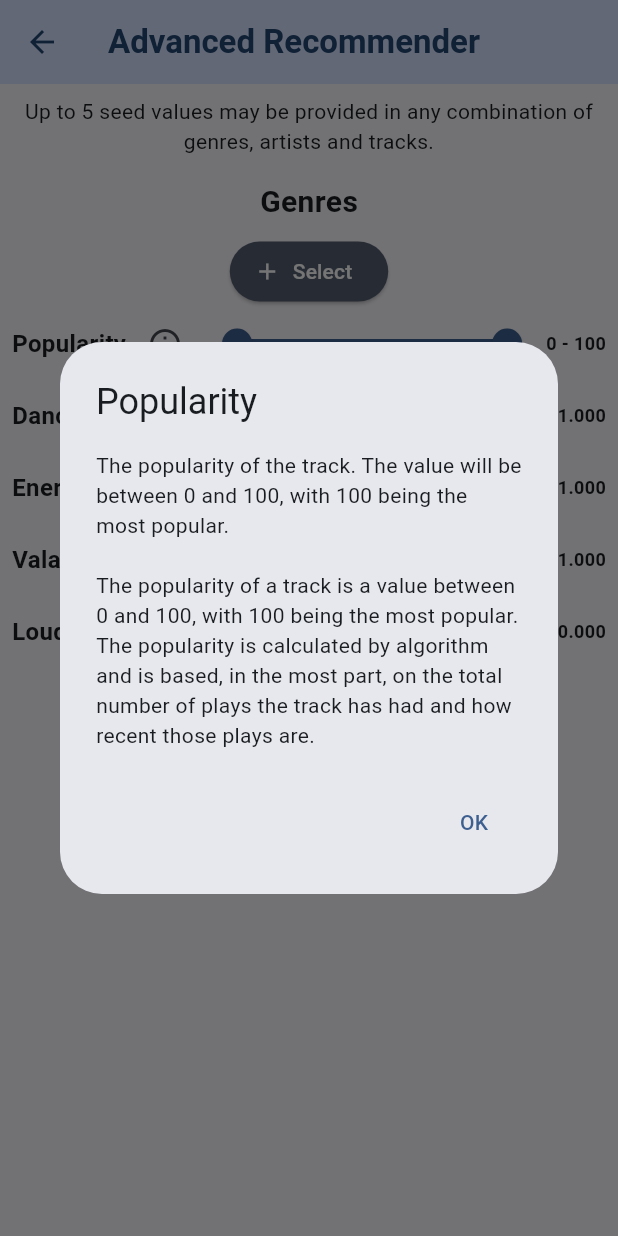
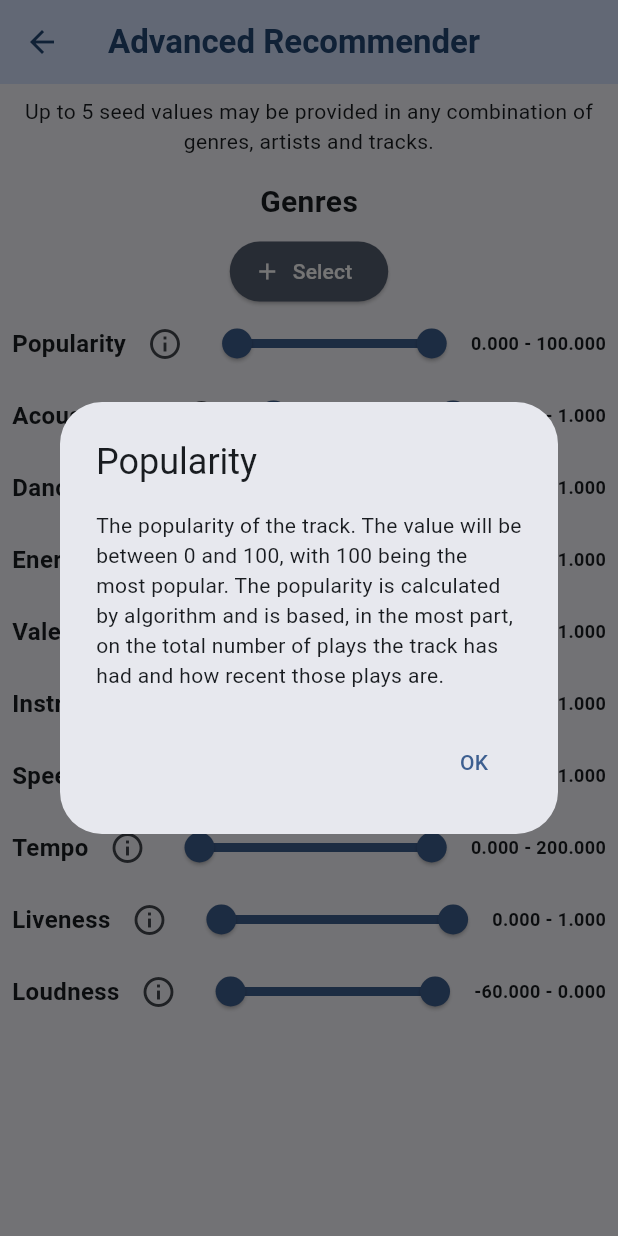
Before and after one commit to Euterpefy/mobile-app, a Flutter app: the AdvancedGenerationScreen screen opened directly, after a tap on the "info outline" icon, on a phone screen of 412 x 824 dp. Run offline on Flutter 3.47's test engine with Material 3 defaults, Android fonts, the phone set to English and light mode, and no system bars; our stand-ins replace audioplayers, flutter_dotenv, flutter_secure_storage, flutter_slidable, flutter_svg, google_nav_bar and 2 more; accounts and stored records are empty.

Commit message:
refactor track recommendation criteria to class Criteria, and added more criteria for advanced track requests

```diff
--- /dev/null
+++ b/lib/views/tracks_generating/advanced_criterias.dart
@@ -0,0 +1,114 @@
+import 'package:flutter/material.dart';
+
+class Criteria {
+  String label;
+  RangeValues values;
+  double min;
+  double max;
+  double? target;
+  int divisions;
+  String? description;
+
+  Criteria({
+    required this.label,
+    required this.values,
+    required this.min,
+    required this.max,
+    required this.divisions,
+    this.target,
+    this.description,
+  });
+}
+
+final trackRequestCriterias = [
+  Criteria(
+    label: 'Popularity',
+    values: const RangeValues(0, 100),
+    min: 0,
+    max: 100,
+    divisions: 100,
+    description:
+        'The popularity of the track. The value will be between 0 and 100, with 100 being the most popular. The popularity is calculated by algorithm and is based, in the most part, on the total number of plays the track has had and how recent those plays are.',
+  ),
+  Criteria(
+    label: 'Acousticness',
+    values: const RangeValues(0, 1),
+    min: 0,
+    max: 1,
+    divisions: 100,
+    description:
+        'A confidence measure from 0.0 to 1.0 of whether the track is acoustic. 1.0 represents high confidence the track is acoustic.',
+  ),
+  Criteria(
+    label: 'Danceability',
+    values: const RangeValues(0, 1),
+    min: 0,
+    max: 1,
+    divisions: 100,
+    description:
+        'Danceability describes how suitable a track is for dancing based on a combination of musical elements including tempo, rhythm stability, beat strength, and overall regularity. A value of 0.0 is least danceable and 1.0 is most danceable.',
+  ),
+  Criteria(
+    label: 'Energy',
+    values: const RangeValues(0, 1),
+    min: 0,
+    max: 1,
+    divisions: 100,
+    description:
+        'Energy is a measure from 0.0 to 1.0 and represents a perceptual measure of intensity and activity. Typically, energetic tracks feel fast, loud, and noisy.',
+  ),
+  Criteria(
+    label: 'Valence',
+    values: const RangeValues(0, 1),
+    min: 0,
+    max: 1,
+    divisions: 100,
+    description:
+        'A measure from 0.0 to 1.0 describing the musical positiveness conveyed by a track. Tracks with high valence sound more positive (e.g., happy, cheerful, euphoric), while tracks with low valence sound more negative (e.g., sad, depressed, angry).',
+  ),
+  Criteria(
+    label: 'Instrumentalness',
+    values: const RangeValues(0, 1),
+    min: 0,
+    max: 1,
+    divisions: 100,
+    description:
+        'Predicts whether a track contains no vocals. “Ooh” and “aah” sounds are treated as instrumental in this context. Rap or spoken word tracks are clearly “vocal”. The closer the instrumentalness value is to 1.0, the greater likelihood the track contains no vocal content.',
+  ),
+  Criteria(
+    label: 'Speechiness',
+    values: const RangeValues(0, 1),
+    min: 0,
+    max: 1,
+    divisions: 100,
+    description:
+        'Speechiness detects the presence of spoken words in a track. The more exclusively speech-like the recording (e.g., talk show, audio book, poetry), the closer to 1.0 the attribute value. Values above 0.66 describe tracks that are probably made entirely of spoken words.',
+  ),
+  Criteria(
+    label: 'Tempo',
+    values: const RangeValues(0, 200),
+    min: 0,
+    max: 200,
+    divisions: 200,
+    description:
+        'The overall estimated tempo of a track in beats per minute (BPM). In musical terminology, tempo is the speed or pace of a given piece and derives directly from the average beat duration.',
+  ),
+  Criteria(
+    label: 'Liveness',
+    values: const RangeValues(0, 1),
+    min: 0,
+    max: 1,
+    divisions: 100,
+    description:
+        'Detects the presence of an audience in the recording. Higher liveness values represent an increased probability that the track was performed live. A value above 0.8 provides strong likelihood that the track is live.',
+  ),
+  Criteria(
+    label: 'Loudness',
+    values: const RangeValues(-60, 0),
+    min: -60,
+    max: 0,
+    divisions: 120,
+    description:
+        'The overall loudness of a track in decibels (dB). Loudness values are averaged across the entire track and are useful for comparing relative loudness of tracks. Loudness is the quality of a sound that is the primary psychological correlate of physical strength (amplitude).',
+  ),
+];
--- a/lib/views/tracks_generating/advanced_generator.dart
+++ b/lib/views/tracks_generating/advanced_generator.dart
@@ -1,6 +1,7 @@
 import 'package:euterpefy/models/artists.dart';
 import 'package:euterpefy/models/tracks_request.dart';
 import 'package:euterpefy/utils/styles/buttons.dart';
+import 'package:euterpefy/views/tracks_generating/advanced_criterias.dart';
 import 'package:euterpefy/views/tracks_generating/artist_selection.dart';
 import 'package:euterpefy/views/tracks_generating/genre_selection.dart';
 import 'package:euterpefy/views/tracks_generating/recommendations.dart';
@@ -20,11 +21,13 @@ class _AdvancedGenerationScreenState extends State<AdvancedGenerationScreen> {
   List<String> selectedGenres = [];
   List<Artist> selectedArtists = [];
   List<String> selectedTracks = [];
-  RangeValues _popularityRange = const RangeValues(0, 100);
-  RangeValues _danceAbilityRange = const RangeValues(0, 1);
-  RangeValues _energyRange = const RangeValues(0, 1);
-  RangeValues _valanceRange = const RangeValues(0, 1);
-  RangeValues _loudnessRange = const RangeValues(-60, 0);
+  List<Criteria> _criteriaList = [];
+
+  @override
+  void initState() {
+    super.initState();
+    _criteriaList = trackRequestCriterias;
+  }
 
   @override
   Widget build(BuildContext context) {
@@ -36,7 +39,8 @@ class _AdvancedGenerationScreenState extends State<AdvancedGenerationScreen> {
     return Scaffold(
         appBar: customAppBar(context, "Advanced Recommender"),
         body: Stack(children: [
-          Center(
+          SingleChildScrollView(
+            child: Center(
               child: Column(
                 crossAxisAlignment: CrossAxisAlignment.center,
                 children: <Widget>[
@@ -55,7 +59,8 @@ class _AdvancedGenerationScreenState extends State<AdvancedGenerationScreen> {
                     padding: EdgeInsets.all(8.0),
                     child: Text(
                       'Genres',
-                    style: TextStyle(fontWeight: FontWeight.bold, fontSize: 20),
+                      style:
+                          TextStyle(fontWeight: FontWeight.bold, fontSize: 20),
                     ),
                   ),
                   Wrap(
@@ -104,8 +109,8 @@ class _AdvancedGenerationScreenState extends State<AdvancedGenerationScreen> {
                       padding: EdgeInsets.all(8.0),
                       child: Text(
                         'Artist',
-                      style:
-                          TextStyle(fontWeight: FontWeight.bold, fontSize: 20),
+                        style: TextStyle(
+                            fontWeight: FontWeight.bold, fontSize: 20),
                       ),
                     ),
                   Wrap(
@@ -145,90 +150,31 @@ class _AdvancedGenerationScreenState extends State<AdvancedGenerationScreen> {
                                     ))
                               : Container(),
                         )),
-                CustomRangeSlider(
-                  label: 'Popularity',
-                  rangeValues: _popularityRange,
-                  min: 0,
-                  max: 100,
-                  divisions: 100,
-                  onChanged: (RangeValues values) {
+                  Column(
+                    children: _criteriaList.map((criteria) {
+                      return CustomCriteriaSlider(
+                        criteria: criteria,
+                        onChanged: (values) {
                           setState(() {
-                      _popularityRange = values;
+                            criteria.values = values;
                           });
                         },
-                  decimalPlaces: 0,
-                  // Since popularity is an integer
-                  description:
-                      "The popularity of the track. The value will be between 0 and 100, with 100 being the most popular.\n\nThe popularity of a track is a value between 0 and 100, with 100 being the most popular. The popularity is calculated by algorithm and is based, in the most part, on the total number of plays the track has had and how recent those plays are.",
+                      );
+                    }).toList(),
                   ),
-                CustomRangeSlider(
-                  label: 'Dance-ability',
-                  rangeValues: _danceAbilityRange,
-                  min: 0,
-                  max: 1,
-                  divisions: 1000,
-                  onChanged: (RangeValues values) {
-                    setState(() {
-                      _danceAbilityRange = values;
-                    });
-                  },
-                  decimalPlaces: 3,
-                  description:
-                      "Dance-ability describes how suitable a track is for dancing based on a combination of musical elements including tempo, rhythm stability, beat strength, and overall regularity.",
+                  if (totalSeeds > 0)
+                    const SizedBox(
+                      height: 100,
+                    )
+                ],
               ),
-                CustomRangeSlider(
-                  label: 'Energy',
-                  rangeValues: _energyRange,
-                  min: 0,
-                  max: 1,
-                  divisions: 1000,
-                  onChanged: (RangeValues values) {
-                    setState(() {
-                      _energyRange = values;
-                    });
-                  },
-                  decimalPlaces: 3,
-                  description:
-                      "Energy is a measure from 0.0 to 1.0 and represents a perceptual measure of intensity and activity. Typically, energetic tracks feel fast, loud, and noisy. For example, death metal has high energy, while a Bach prelude scores low on the scale. Perceptual features contributing to this attribute include dynamic range, perceived loudness, timbre, onset rate, and general entropy.",
-                ),
-                CustomRangeSlider(
-                  label: 'Valance',
-                  rangeValues: _valanceRange,
-                  min: 0,
-                  max: 1,
-                  divisions: 1000,
-                  onChanged: (RangeValues values) {
-                    setState(() {
-                      _valanceRange = values;
-                    });
-                  },
-                  decimalPlaces: 3,
-                  description:
-                      "A measure from 0.0 to 1.0 describing the musical positiveness conveyed by a track. Tracks with high valence sound more positive (e.g. happy, cheerful, euphoric), while tracks with low valence sound more negative (e.g. sad, depressed, angry).",
-                ),
-                CustomRangeSlider(
-                  label: 'Loudness',
-                  rangeValues: _loudnessRange,
-                  min: -60,
-                  max: 0,
-                  divisions: 1000,
-                  onChanged: (RangeValues values) {
-                    setState(() {
-                      _loudnessRange = values;
-                    });
-                  },
-                  decimalPlaces: 3,
-                  description:
-                      "The overall loudness of a track in decibels (dB). Loudness values are averaged across the entire track and are useful for comparing relative loudness of tracks. Loudness is the quality of a sound that is the primary psychological correlate of physical strength (amplitude). Values typically range between -60 and 0 db.",
-                ),
-              ],
             ),
           ),
           if (totalSeeds > 0)
             Align(
               alignment: Alignment.bottomCenter,
               child: Container(
-                  color: theme.colorScheme.primaryContainer,
+                  // color: theme.colorScheme.primaryContainer,
                   padding: EdgeInsets.fromLTRB(
                       8, 8, 8, bottomPadding == 0 ? 8 : bottomPadding),
                   child: Row(
@@ -288,13 +234,17 @@ class _AdvancedGenerationScreenState extends State<AdvancedGenerationScreen> {
   void _generateRecommendations() {
     Navigator.pop(context);
     // Navigate to recommendations screen with selected genres and artists
+    TracksRequest request = TracksRequest.fromJson(
+        criteriaListToTrackRequestJson(
+            selectedGenres,
+            selectedArtists.map((e) => e.id).toList(),
+            selectedTracks,
+            _criteriaList));
+    request.limit = 100;
     Navigator.push(
         context,
         MaterialPageRoute(
-            builder: (context) => RecommendationsScreen(
-                tracksRequest: TracksRequest(
-                    seedGenres: selectedGenres,
-                    seedArtists:
-                        selectedArtists.map((artist) => artist.id).toList()))));
+            builder: (context) =>
+                RecommendationsScreen(tracksRequest: request)));
   }
 }
--- a/lib/widgets/custom_slider.dart
+++ b/lib/widgets/custom_slider.dart
@@ -1,25 +1,14 @@
+import 'package:euterpefy/views/tracks_generating/advanced_criterias.dart';
 import 'package:flutter/material.dart';
 
-class CustomRangeSlider extends StatelessWidget {
-  final String label;
-  final RangeValues rangeValues;
-  final double min;
-  final double max;
-  final int divisions;
-  final ValueChanged<RangeValues> onChanged;
-  final int decimalPlaces; // For formatting the labels
-  final String? description; // Optional property for the description
+class CustomCriteriaSlider extends StatelessWidget {
+  final Criteria criteria;
+  final Function(RangeValues) onChanged;
 
-  const CustomRangeSlider({
+  const CustomCriteriaSlider({
     super.key,
-    required this.label,
-    required this.rangeValues,
-    required this.min,
-    required this.max,
-    required this.divisions,
+    required this.criteria,
     required this.onChanged,
-    this.decimalPlaces = 2, // Default to 2 decimal places
-    this.description, // Initialize the optional description property
   });
 
   @override
@@ -38,15 +27,14 @@ class CustomRangeSlider extends StatelessWidget {
               mainAxisSize: MainAxisSize.min, // Keep content tightly packed
               children: [
                 Text(
-                  label,
+                  criteria.label,
                   style: const TextStyle(
                       fontWeight: FontWeight.bold, fontSize: 16),
                 ),
-                if (description != null)
+                if (criteria.description != null)
                   IconButton(
                     icon: const Icon(Icons.info_outline),
-                    onPressed: () =>
-                        _showDescriptionDialog(context, description!),
+                    onPressed: () => _showDescriptionDialog(context),
                     tooltip: 'Info',
                     padding:
                         const EdgeInsets.only(left: 4), // Keep padding tight
@@ -60,13 +48,13 @@ class CustomRangeSlider extends StatelessWidget {
         // Slider takes up the rest of the space
         Expanded(
           child: RangeSlider(
-            values: rangeValues,
-            min: min,
-            max: max,
-            divisions: divisions,
+            values: criteria.values,
+            min: criteria.min,
+            max: criteria.max,
+            divisions: criteria.divisions,
             labels: RangeLabels(
-              rangeValues.start.toStringAsFixed(decimalPlaces),
-              rangeValues.end.toStringAsFixed(decimalPlaces),
+              criteria.values.start.toStringAsFixed(3),
+              criteria.values.end.toStringAsFixed(3),
             ),
             onChanged: onChanged,
           ),
@@ -75,7 +63,7 @@ class CustomRangeSlider extends StatelessWidget {
         Padding(
           padding: const EdgeInsets.only(right: 8),
           child: Text(
-            "${rangeValues.start.toStringAsFixed(decimalPlaces)} - ${rangeValues.end.toStringAsFixed(decimalPlaces)}",
+            "${criteria.values.start.toStringAsFixed(3)} - ${criteria.values.end.toStringAsFixed(3)}",
             style: const TextStyle(fontWeight: FontWeight.bold, fontSize: 12),
           ),
         ),
@@ -83,13 +71,13 @@ class CustomRangeSlider extends StatelessWidget {
     );
   }
 
-  void _showDescriptionDialog(BuildContext context, String description) {
+  void _showDescriptionDialog(BuildContext context) {
     showDialog(
       context: context,
       builder: (BuildContext context) {
         return AlertDialog(
-          title: Text(label),
-          content: Text(description),
+          title: Text(criteria.label),
+          content: Text(criteria.description!),
           actions: <Widget>[
             TextButton(
               child: const Text('OK'),
```
Lines whose indentation alone changed are shown as unchanged.
